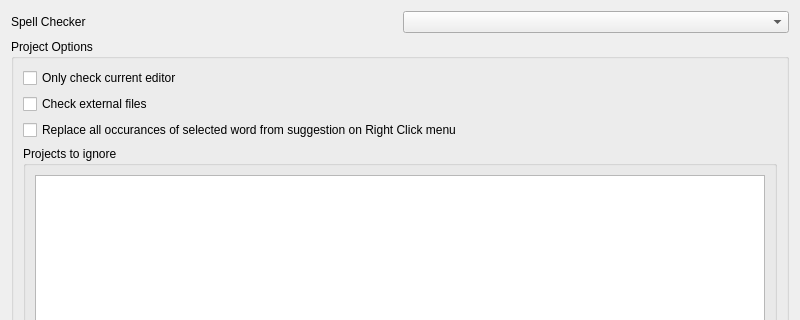
The window that src/spellcheckercoreoptionswidget.ui (CJCombrink/SpellChecker-Plugin) describes before a commit, drawn with Qt 5; both pictures show x 0 to 800 and y 0 to 320 of the 800 by 586 pixel window.
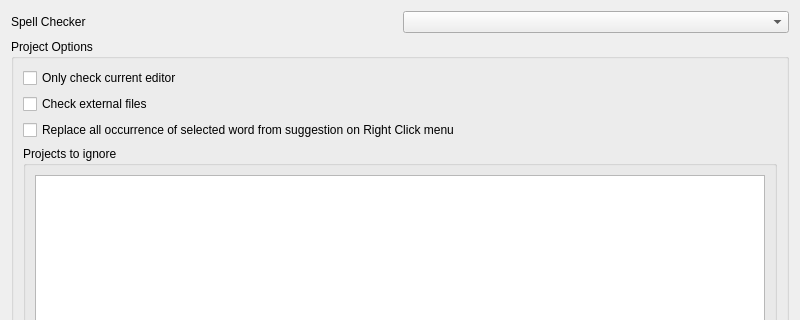
The same window after the commit.

Commit message:
Fix spelling mistake in UI
- Fixes #122

Diff of the .ui file:
```diff
--- a/src/spellcheckercoreoptionswidget.ui
+++ b/src/spellcheckercoreoptionswidget.ui
@@ -110,7 +110,7 @@
       <item row="3" column="0">
        <widget class="QCheckBox" name="checkBoxReplaceAllRightClick">
         <property name="text">
-         <string>Replace all occurances of selected word from suggestion on Right Click menu </string>
+         <string>Replace all occurrence of selected word from suggestion on Right Click menu </string>
         </property>
        </widget>
       </item>
```
